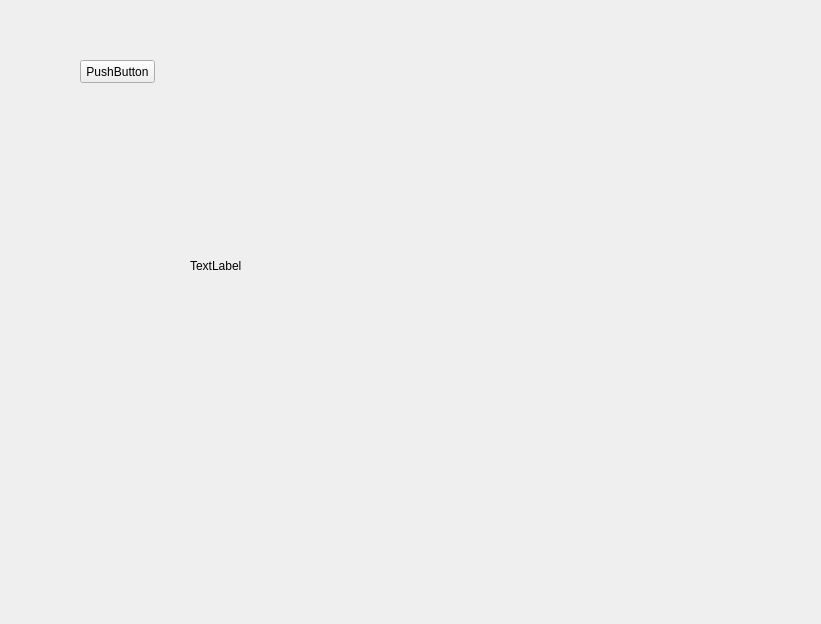
Old version of the form Qt/my_ui.ui in the repository pengyugit/py.
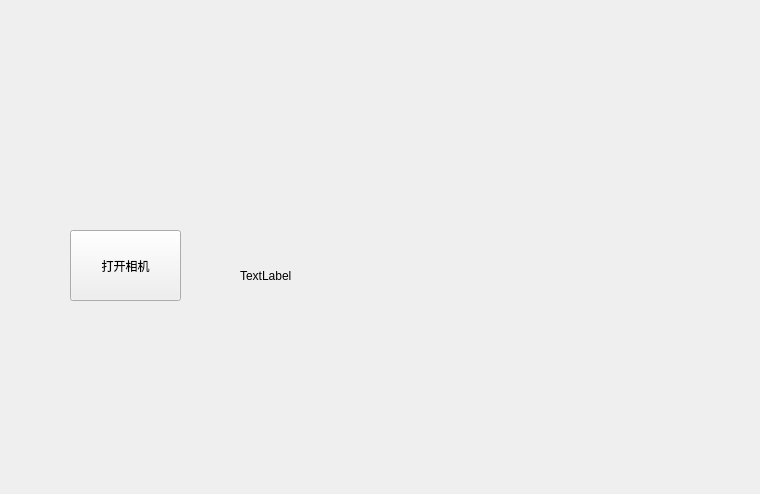
New version of the form.

Patch:
```diff
--- a/Qt/my_ui.ui
+++ b/Qt/my_ui.ui
@@ -6,8 +6,8 @@
    <rect>
     <x>0</x>
     <y>0</y>
-    <width>821</width>
-    <height>624</height>
+    <width>760</width>
+    <height>494</height>
    </rect>
   </property>
   <property name="windowTitle">
@@ -16,23 +16,23 @@
   <widget class="QPushButton" name="pushButton">
    <property name="geometry">
     <rect>
-     <x>80</x>
-     <y>60</y>
-     <width>75</width>
-     <height>23</height>
+     <x>70</x>
+     <y>230</y>
+     <width>111</width>
+     <height>71</height>
     </rect>
    </property>
    <property name="text">
-    <string>PushButton</string>
+    <string>打开相机</string>
    </property>
   </widget>
   <widget class="QWidget" name="verticalLayoutWidget">
    <property name="geometry">
     <rect>
-     <x>190</x>
-     <y>160</y>
-     <width>311</width>
-     <height>211</height>
+     <x>240</x>
+     <y>110</y>
+     <width>481</width>
+     <height>331</height>
     </rect>
    </property>
    <layout class="QVBoxLayout" name="verticalLayout">
```
Left out of the diff: 4 changed lines with no effect on the pictures.
